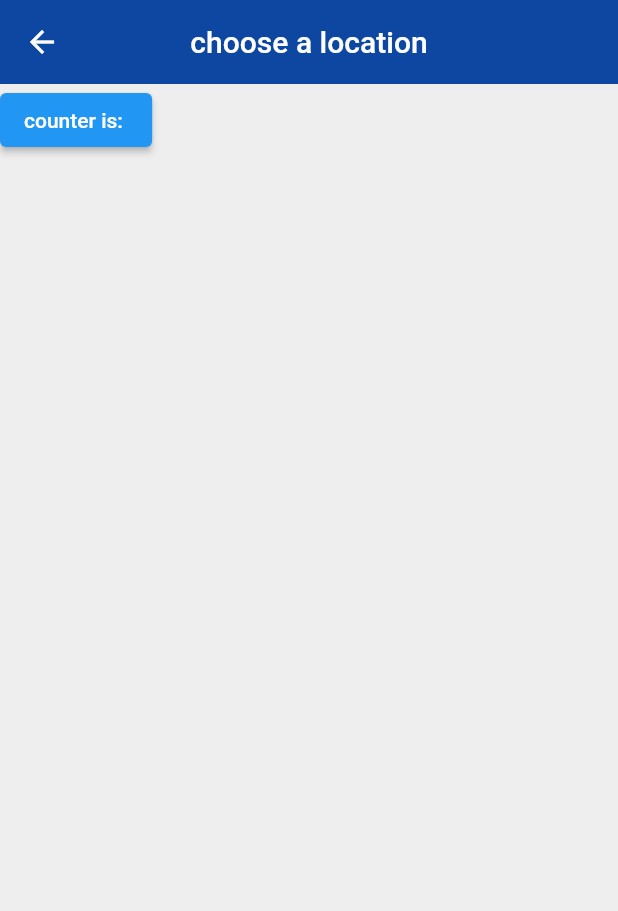
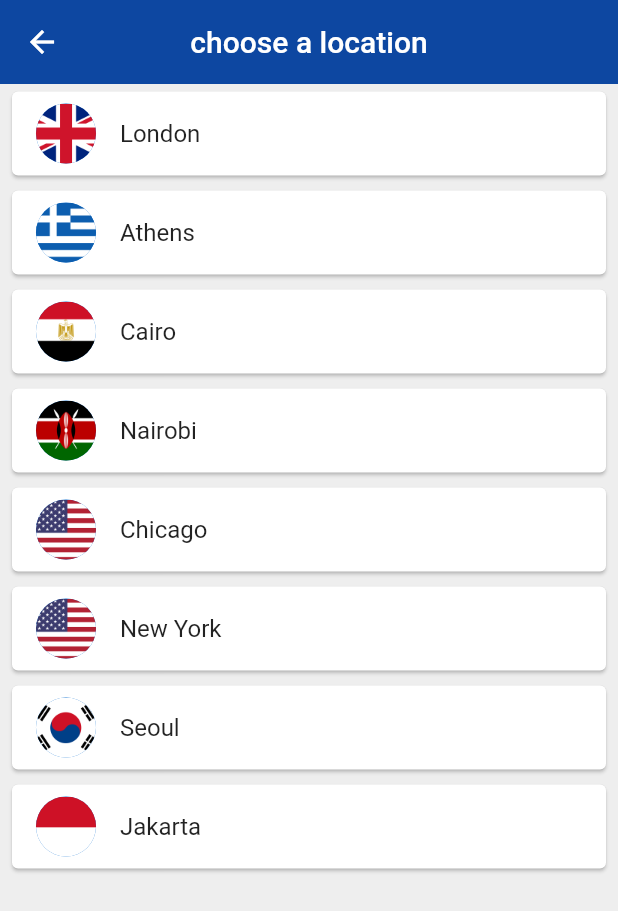
Before and after one commit to carlstep/flutter_world_time_me, a Flutter app: the ChooseLocation screen opened by its route, on a phone screen of 412 x 824 dp. Shown: the top 911 px of the screen. Run offline on Flutter 3.47's test engine with Material 2 defaults, Android fonts, the light colour scheme and no system bars; our stand-ins replace flutter_spinkit; network calls fail; statements that could not run were skipped.

Commit message:
final code

```diff
--- a/lib/pages/choose_location.dart
+++ b/lib/pages/choose_location.dart
@@ -1,4 +1,5 @@
 import 'package:flutter/material.dart';
+import 'package:flutter_world_time_me/services/world_time.dart';
 
 class ChooseLocation extends StatefulWidget {
   const ChooseLocation({Key? key}) : super(key: key);
@@ -8,6 +9,29 @@
 }
 
 class _ChooseLocationState extends State<ChooseLocation> {
+  List<WorldTime> locations = [
+    WorldTime(url: 'Europe/London', location: 'London', flag: 'uk.png'),
+    WorldTime(url: 'Europe/Athens', location: 'Athens', flag: 'greece.png'),
+    WorldTime(url: 'Africa/Cairo', location: 'Cairo', flag: 'egypt.png'),
+    WorldTime(url: 'Africa/Nairobi', location: 'Nairobi', flag: 'kenya.png'),
+    WorldTime(url: 'America/Chicago', location: 'Chicago', flag: 'usa.png'),
+    WorldTime(url: 'America/New_York', location: 'New York', flag: 'usa.png'),
+    WorldTime(url: 'Asia/Seoul', location: 'Seoul', flag: 'south_korea.png'),
+    WorldTime(url: 'Asia/Jakarta', location: 'Jakarta', flag: 'indonesia.png'),
+  ];
+
+  void updateTime(index) async {
+    WorldTime instance = locations[index];
+    await instance.getTime();
+    // navigate to home screen
+    Navigator.pop(context, {
+      'location': instance.location,
+      'flag': instance.flag,
+      'time': instance.time,
+      'isDaytime': instance.isDaytime,
+    });
+  }
+
   @override
   Widget build(BuildContext context) {
     return Scaffold(
@@ -18,12 +42,28 @@
         centerTitle: true,
         elevation: 0,
       ),
-      body: ElevatedButton(
-        onPressed: () {
-          setState(() {});
-        },
-        child: const Text('counter is: '),
-      ),
+      body: ListView.builder(
+          itemCount: locations.length,
+          itemBuilder: (context, index) {
+            return Padding(
+              padding: const EdgeInsets.symmetric(
+                vertical: 1,
+                horizontal: 4,
+              ),
+              child: Card(
+                child: ListTile(
+                  onTap: () {
+                    updateTime(index);
+                  },
+                  leading: CircleAvatar(
+                    backgroundImage:
+                        AssetImage('assets/flags/${locations[index].flag}'),
+                  ),
+                  title: Text(locations[index].location),
+                ),
+              ),
+            );
+          }),
     );
   }
 }
--- a/lib/services/world_time.dart
+++ b/lib/services/world_time.dart
@@ -20,7 +20,7 @@
       //print(data);
       //get properties from data
       String datetime = data['datetime'];
-      String offset = data['utc_offset'].substring(1, 3);
+      String offset = data['utc_offset'].substring(0, 3);
       //print(datetime);
       //print(offset);
 
--- a/pubspec.yaml
+++ b/pubspec.yaml
@@ -61,7 +61,7 @@
   # To add assets to your application, add an assets section, like this:
   assets:
     - assets/images/
-  #   - images/a_dot_ham.jpeg
+    - assets/flags/
 
   # An image asset can refer to one or more resolution-specific "variants", see
   # https://flutter.dev/assets-and-images/#resolution-aware
```
Also changed, not shown: lib/pages/home.dart (+14 -4 lines), assets/flags/egypt.png (added), assets/flags/germany.png (added), assets/flags/greece.png (added), assets/flags/indonesia.png (added), assets/flags/kenya.png (added), assets/flags/south_korea.png (added), assets/flags/uk.png (added), assets/flags/usa.png (added).
